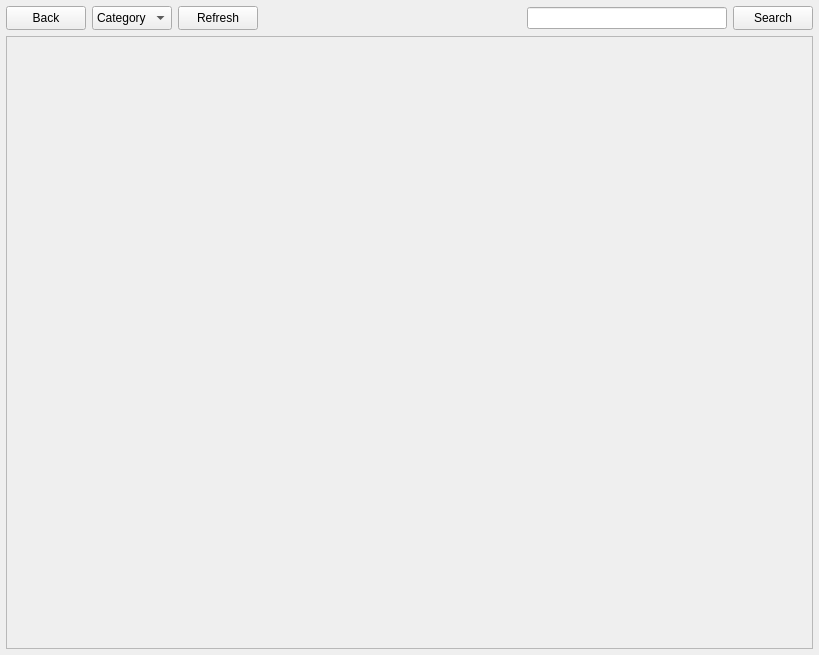
Qt form BaseClient/Source/PageContentWidget.ui (WorksAhead/Base) before a commit.
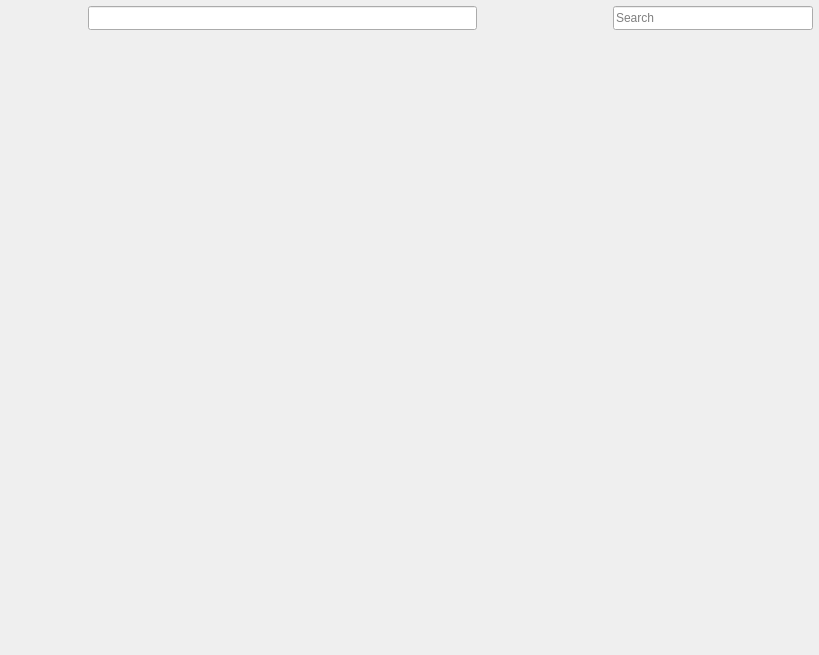
The same form after that commit. Icons and pictures are not drawn.

Diff of the .ui file:
```diff
--- a/BaseClient/Source/PageContentWidget.ui
+++ b/BaseClient/Source/PageContentWidget.ui
@@ -10,7 +10,7 @@
     <height>655</height>
    </rect>
   </property>
-  <layout class="QVBoxLayout" name="verticalLayout">
+  <layout class="QVBoxLayout" name="verticalLayout" stretch="0,1">
    <property name="spacing">
     <number>6</number>
    </property>
@@ -27,7 +27,7 @@
     <number>6</number>
    </property>
    <item>
-    <layout class="QHBoxLayout" name="horizontalLayout" stretch="0,0,0,1,1,0">
+    <layout class="QHBoxLayout" name="horizontalLayout" stretch="0,3,1,0">
      <property name="spacing">
       <number>6</number>
      </property>
@@ -42,6 +42,11 @@
      </property>
      <property name="bottomMargin">
       <number>0</number>
+     </property>
+     <item>
+      <layout class="QHBoxLayout" name="horizontalLayout_3">
+       <property name="spacing">
+        <number>2</number>
      </property>
      <item>
       <widget class="QPushButton" name="backButton">
@@ -50,62 +55,104 @@
        </property>
        <property name="minimumSize">
         <size>
-         <width>0</width>
+           <width>24</width>
          <height>24</height>
         </size>
        </property>
        <property name="maximumSize">
         <size>
-         <width>16777215</width>
+           <width>24</width>
          <height>24</height>
         </size>
        </property>
-       <property name="text">
-        <string>Back</string>
-       </property>
        <property name="icon">
         <iconset resource="../Resources/BaseClient.qrc">
-         <normaloff>:/Icons/IndicatorArrowLeft.png</normaloff>:/Icons/IndicatorArrowLeft.png</iconset>
+           <normaloff>:/Icons/NavBack.png</normaloff>:/Icons/NavBack.png</iconset>
+         </property>
+         <property name="iconSize">
+          <size>
+           <width>20</width>
+           <height>20</height>
+          </size>
+         </property>
+         <property name="flat">
+          <bool>true</bool>
        </property>
       </widget>
      </item>
      <item>
-      <widget class="QComboBox" name="categoryBox">
+        <widget class="QPushButton" name="forwardButton">
+         <property name="enabled">
+          <bool>true</bool>
+         </property>
        <property name="minimumSize">
         <size>
-         <width>0</width>
+           <width>24</width>
          <height>24</height>
         </size>
        </property>
        <property name="maximumSize">
         <size>
-         <width>16777215</width>
+           <width>24</width>
          <height>24</height>
         </size>
        </property>
-       <item>
-        <property name="text">
-         <string>Category</string>
-        </property>
-       </item>
+         <property name="icon">
+          <iconset resource="../Resources/BaseClient.qrc">
+           <normaloff>:/Icons/NavForward.png</normaloff>:/Icons/NavForward.png</iconset>
+         </property>
+         <property name="iconSize">
+          <size>
+           <width>20</width>
+           <height>20</height>
+          </size>
+         </property>
+         <property name="flat">
+          <bool>true</bool>
+         </property>
       </widget>
      </item>
      <item>
       <widget class="QPushButton" name="refreshButton">
        <property name="minimumSize">
         <size>
-         <width>0</width>
+           <width>24</width>
          <height>24</height>
         </size>
        </property>
        <property name="maximumSize">
         <size>
-         <width>16777215</width>
+           <width>24</width>
          <height>24</height>
         </size>
        </property>
-       <property name="text">
-        <string>Refresh</string>
+         <property name="icon">
+          <iconset resource="../Resources/BaseClient.qrc">
+           <normaloff>:/Icons/NavRefresh.png</normaloff>:/Icons/NavRefresh.png</iconset>
+         </property>
+         <property name="iconSize">
+          <size>
+           <width>20</width>
+           <height>20</height>
+          </size>
+         </property>
+         <property name="flat">
+          <bool>true</bool>
+         </property>
+        </widget>
+       </item>
+      </layout>
+     </item>
+     <item>
+      <widget class="QLineEdit" name="urlEdit">
+       <property name="minimumSize">
+        <size>
+         <width>0</width>
+         <height>24</height>
+        </size>
+       </property>
+       <property name="dragEnabled">
+        <bool>true</bool>
        </property>
       </widget>
      </item>
@@ -133,7 +180,7 @@
        <property name="minimumSize">
         <size>
          <width>200</width>
-         <height>0</height>
+         <height>24</height>
         </size>
        </property>
        <property name="maximumSize">
@@ -142,23 +189,7 @@
          <height>16777215</height>
         </size>
        </property>
-      </widget>
-     </item>
-     <item>
-      <widget class="QPushButton" name="searchButton">
-       <property name="minimumSize">
-        <size>
-         <width>0</width>
-         <height>24</height>
-        </size>
-       </property>
-       <property name="maximumSize">
-        <size>
-         <width>16777215</width>
-         <height>24</height>
-        </size>
-       </property>
-       <property name="text">
+       <property name="placeholderText">
         <string>Search</string>
        </property>
       </widget>
@@ -166,83 +197,7 @@
     </layout>
    </item>
    <item>
-    <widget class="QStackedWidget" name="stackedWidget">
-     <widget class="QWidget" name="page1">
-      <layout class="QGridLayout" name="gridLayout">
-       <property name="leftMargin">
-        <number>0</number>
-       </property>
-       <property name="topMargin">
-        <number>0</number>
-       </property>
-       <property name="rightMargin">
-        <number>0</number>
-       </property>
-       <property name="bottomMargin">
-        <number>0</number>
-       </property>
-       <property name="spacing">
-        <number>0</number>
-       </property>
-       <item row="0" column="0">
-        <widget class="QScrollArea" name="scrollArea1">
-         <property name="horizontalScrollBarPolicy">
-          <enum>Qt::ScrollBarAlwaysOff</enum>
-         </property>
-         <property name="widgetResizable">
-          <bool>true</bool>
-         </property>
-         <widget class="QWidget" name="scrollAreaWidgetContents">
-          <property name="geometry">
-           <rect>
-            <x>0</x>
-            <y>0</y>
-            <width>805</width>
-            <height>609</height>
-           </rect>
-          </property>
-         </widget>
-        </widget>
-       </item>
-      </layout>
-     </widget>
-     <widget class="QWidget" name="page2">
-      <layout class="QGridLayout" name="gridLayout_2">
-       <property name="leftMargin">
-        <number>0</number>
-       </property>
-       <property name="topMargin">
-        <number>0</number>
-       </property>
-       <property name="rightMargin">
-        <number>0</number>
-       </property>
-       <property name="bottomMargin">
-        <number>0</number>
-       </property>
-       <property name="spacing">
-        <number>0</number>
-       </property>
-       <item row="0" column="0">
-        <widget class="QScrollArea" name="scrollArea2">
-         <property name="widgetResizable">
-          <bool>true</bool>
-         </property>
-         <widget class="QWidget" name="scrollAreaWidgetContents_2">
-          <property name="geometry">
-           <rect>
-            <x>0</x>
-            <y>0</y>
-            <width>98</width>
-            <height>28</height>
-           </rect>
-          </property>
-         </widget>
-        </widget>
-       </item>
-      </layout>
-     </widget>
-    </widget>
+    <widget class="QStackedWidget" name="stackedWidget"/>
    </item>
   </layout>
  </widget>
```
Lines whose indentation alone changed are shown as unchanged.
